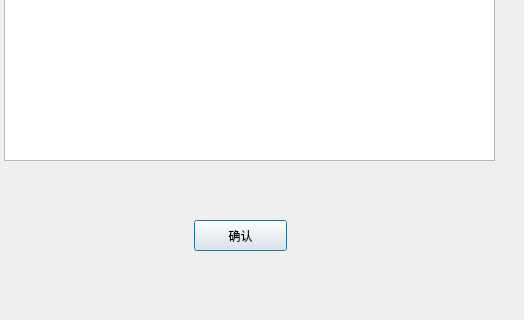
The window that OutTime/journal.ui (agilelike/OurTime) describes before a commit, drawn with Qt 5; both pictures show x 676 to 1200 and y 160 to 480 of the 1200 by 480 pixel window.
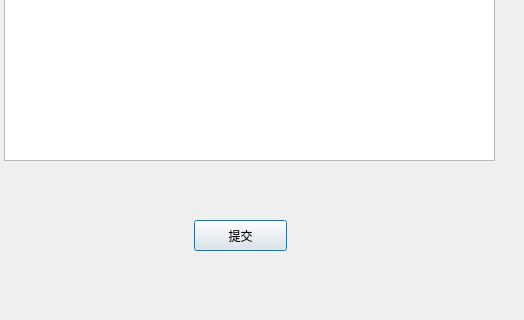
The same window after the commit. Icons and pictures are not drawn.

```diff
--- a/OutTime/journal.ui
+++ b/OutTime/journal.ui
@@ -75,7 +75,7 @@
     <string notr="true">font: 18pt &quot;隶书&quot;;</string>
    </property>
    <property name="text">
-    <string>确认</string>
+    <string>提交</string>
    </property>
   </widget>
   <widget class="QToolButton" name="toolButton">
```
Left out of the diff: 24 changed lines with no effect on the pictures.
